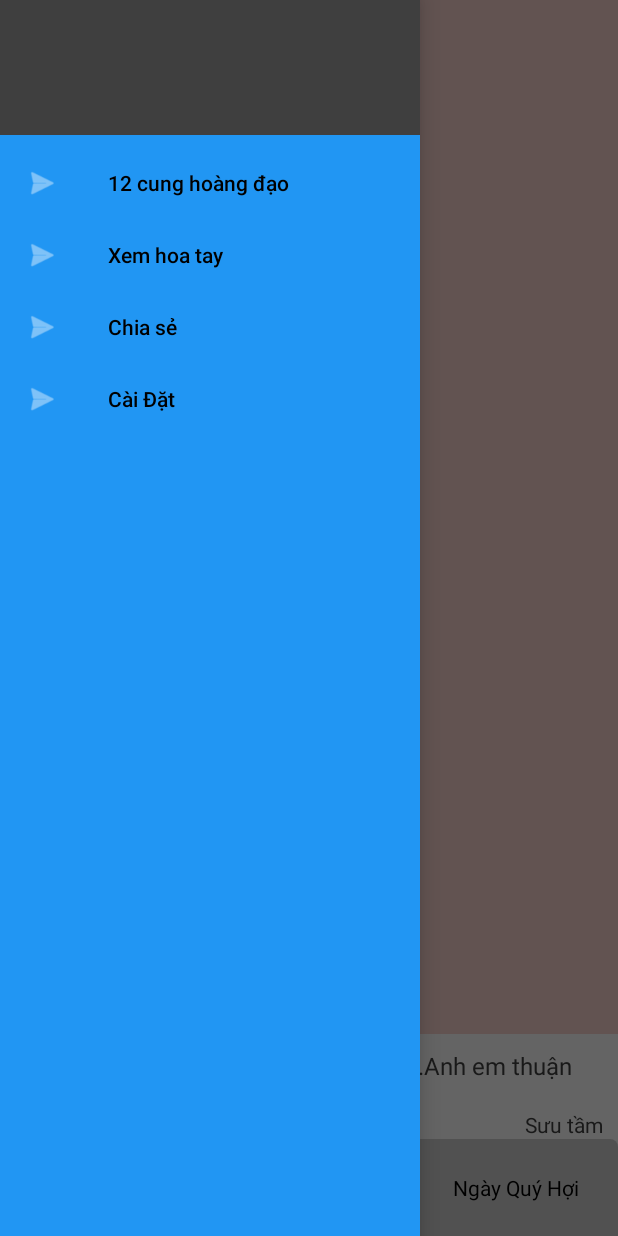
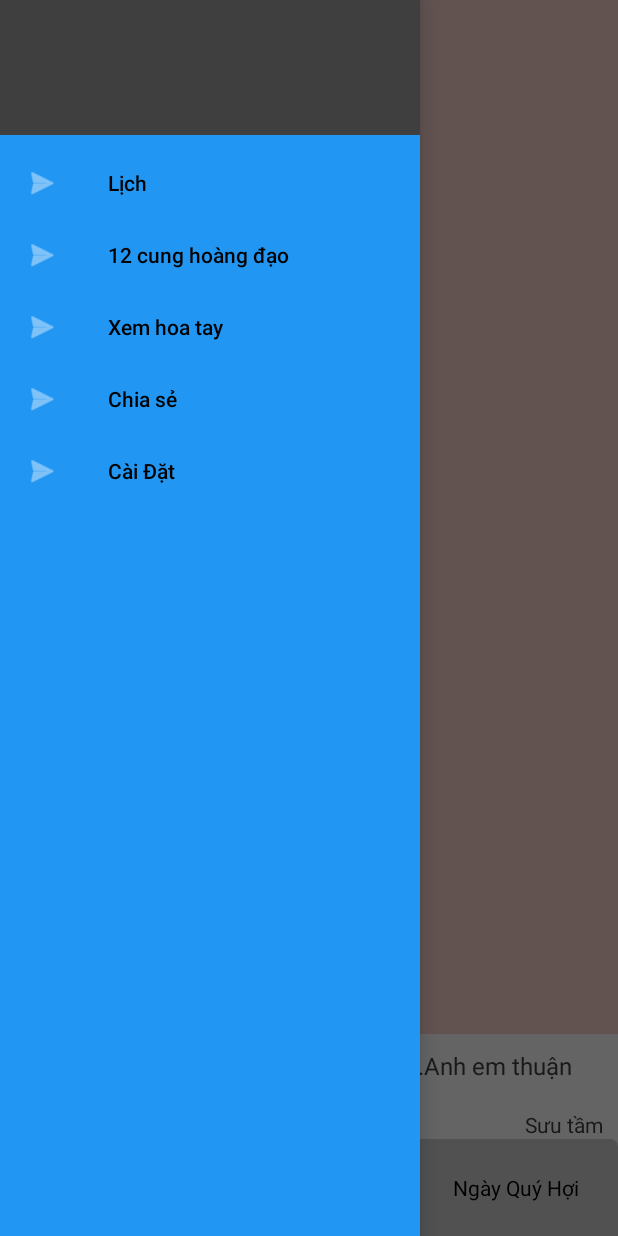
Before and after one commit to haiminhtran810/VietNameCalendar, an Android app: the screen it shows after launch (MainActivity), with the side drawer open, on a phone screen of 412 x 824 dp. Run offline under Robolectric (Android 15) with nearby library versions, the phone set to English and light mode, and no system bars; 1 statement that could not run was skipped.

Commit message:
merger to fix

```diff
--- a/app/src/main/java/home/learn/hmt/calendarvn_android/screen/MainActivity.kt
+++ b/app/src/main/java/home/learn/hmt/calendarvn_android/screen/MainActivity.kt
@@ -11,7 +11,8 @@ class MainActivity : BaseActivity() {
     override fun onCreate(savedInstanceState: Bundle?) {
         super.onCreate(savedInstanceState)
         setContentView(R.layout.activity_main)
-        supportFragmentManager.beginTransaction().add(R.id.container, InformationFragment.newInstance(), InformationFragment.TAG).commit()
+        supportFragmentManager.beginTransaction().add(R.id.container,
+            InformationFragment.newInstance(), InformationFragment.TAG).commit()
         nav_view.apply {
         }
     }
--- a/app/src/main/java/home/learn/hmt/calendarvn_android/screen/information/dayfragment/FragmentDay.kt
+++ b/app/src/main/java/home/learn/hmt/calendarvn_android/screen/information/dayfragment/FragmentDay.kt
@@ -21,17 +21,12 @@ class FragmentDay : BaseFragment() {
         }
     }
 
-    private val day: Int? = 0
-    private var item: IGetItem? = null
-
-
     override fun onAttach(context: Context?) {
         super.onAttach(context)
-        // item = parentFragment
     }
 
     override fun onCreateView(inflater: LayoutInflater, container: ViewGroup?,
-                              savedInstanceState: Bundle?): View? {
+        savedInstanceState: Bundle?): View? {
         return inflater.inflate(R.layout.day_fragment, container, false)
     }
 
--- a/app/src/main/res/layout/activity_main.xml
+++ b/app/src/main/res/layout/activity_main.xml
@@ -20,8 +20,8 @@
         android:layout_gravity="start"
         android:background="@color/blu_main"
         android:fitsSystemWindows="true"
+        app:headerLayout="@layout/layout_nav_head"
         app:itemTextColor="@android:color/black"
         app:menu="@menu/nav_menu"
-        app:headerLayout="@layout/layout_nav_head"
         />
 </androidx.drawerlayout.widget.DrawerLayout>
--- a/app/src/main/res/menu/nav_menu.xml
+++ b/app/src/main/res/menu/nav_menu.xml
@@ -1,6 +1,11 @@
 <?xml version="1.0" encoding="utf-8"?>
 <menu xmlns:android="http://schemas.android.com/apk/res/android"
     xmlns:app="http://schemas.android.com/apk/res-auto">
+    <item
+        android:id="@+id/menu_calendar"
+        android:icon="@android:drawable/ic_menu_send"
+        android:title="@string/nav_calendar"
+        app:showAsAction="ifRoom"/>
     <item
         android:id="@+id/menu_12_cung"
         android:icon="@android:drawable/ic_menu_send"
--- a/app/src/main/res/values/strings.xml
+++ b/app/src/main/res/values/strings.xml
@@ -15,6 +15,7 @@
     <string name="nav_setting">Cài Đặt</string>
     <string name="nav_flower_hand">Xem hoa tay</string>
     <string name="nav_share">Chia sẻ</string>
+    <string name="nav_calendar">Lịch</string>
 
     <string-array name="days_sunday_array">
         <item>Sun</item>
```
